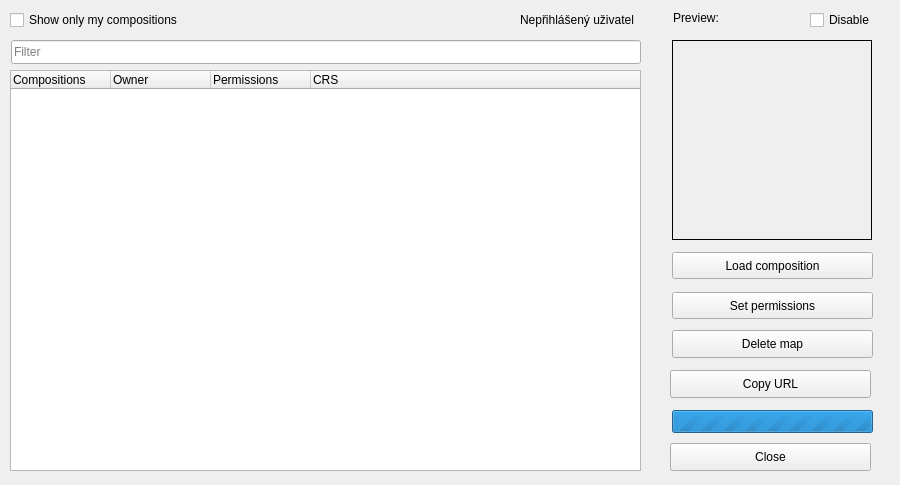
LESPROJEKT/qgis-layman-plugin, file dlg_addMap.ui: the form before one commit.
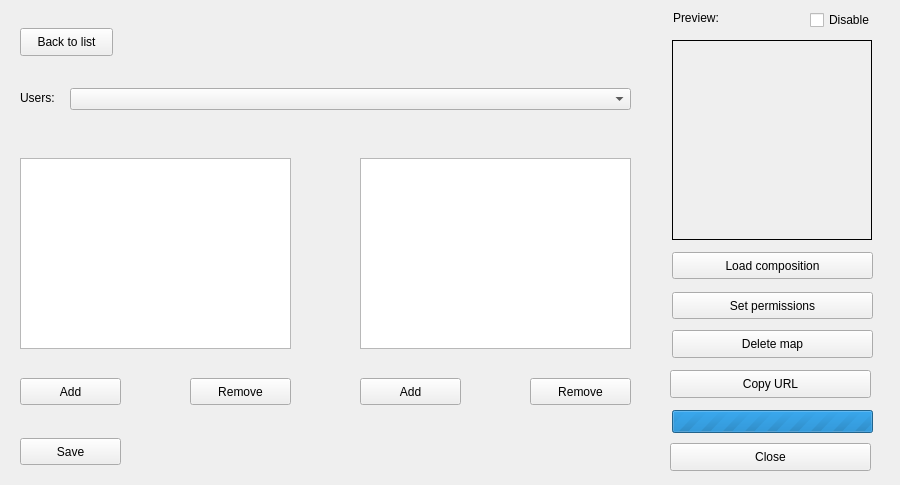
The form after the commit. The open tabs and pages were chosen to show the change. Icons and pictures are not drawn. Custom widgets are drawn as their Qt base class.

Commit message: form load maps

What changed in the file:
```diff
--- a/dlg_addMap.ui
+++ b/dlg_addMap.ui
@@ -244,8 +244,154 @@
    <property name="currentIndex">
     <number>1</number>
    </property>
-   <widget class="QWidget" name="page"/>
-   <widget class="QWidget" name="page_2">
+   <widget class="QWidget" name="page2">
+    <widget class="QPushButton" name="pushButton_addRead">
+     <property name="geometry">
+      <rect>
+       <x>10</x>
+       <y>368</y>
+       <width>101</width>
+       <height>27</height>
+      </rect>
+     </property>
+     <property name="text">
+      <string>Add</string>
+     </property>
+     <property name="icon">
+      <iconset>
+       <normaloff>icons/add.png</normaloff>icons/add.png</iconset>
+     </property>
+    </widget>
+    <widget class="QPushButton" name="pushButton_addWrite">
+     <property name="geometry">
+      <rect>
+       <x>350</x>
+       <y>368</y>
+       <width>101</width>
+       <height>27</height>
+      </rect>
+     </property>
+     <property name="text">
+      <string>Add</string>
+     </property>
+     <property name="icon">
+      <iconset>
+       <normaloff>icons/add.png</normaloff>icons/add.png</iconset>
+     </property>
+    </widget>
+    <widget class="QListWidget" name="listWidget_read">
+     <property name="geometry">
+      <rect>
+       <x>10</x>
+       <y>148</y>
+       <width>271</width>
+       <height>191</height>
+      </rect>
+     </property>
+    </widget>
+    <widget class="QComboBox" name="comboBox_users">
+     <property name="geometry">
+      <rect>
+       <x>60</x>
+       <y>78</y>
+       <width>561</width>
+       <height>22</height>
+      </rect>
+     </property>
+    </widget>
+    <widget class="QPushButton" name="pushButton_back">
+     <property name="geometry">
+      <rect>
+       <x>10</x>
+       <y>18</y>
+       <width>93</width>
+       <height>28</height>
+      </rect>
+     </property>
+     <property name="text">
+      <string>Back to list</string>
+     </property>
+     <property name="icon">
+      <iconset>
+       <normaloff>icons/back.png</normaloff>icons/back.png</iconset>
+     </property>
+    </widget>
+    <widget class="QListWidget" name="listWidget_write">
+     <property name="geometry">
+      <rect>
+       <x>350</x>
+       <y>148</y>
+       <width>271</width>
+       <height>191</height>
+      </rect>
+     </property>
+    </widget>
+    <widget class="QPushButton" name="pushButton_removeRead">
+     <property name="geometry">
+      <rect>
+       <x>180</x>
+       <y>368</y>
+       <width>101</width>
+       <height>27</height>
+      </rect>
+     </property>
+     <property name="text">
+      <string>Remove</string>
+     </property>
+     <property name="icon">
+      <iconset>
+       <normaloff>icons/delete_FILL0_wght500_GRAD0_opsz24.png</normaloff>icons/delete_FILL0_wght500_GRAD0_opsz24.png</iconset>
+     </property>
+    </widget>
+    <widget class="QPushButton" name="pushButton_removeWrite">
+     <property name="geometry">
+      <rect>
+       <x>520</x>
+       <y>368</y>
+       <width>101</width>
+       <height>27</height>
+      </rect>
+     </property>
+     <property name="text">
+      <string>Remove</string>
+     </property>
+     <property name="icon">
+      <iconset>
+       <normaloff>icons/delete_FILL0_wght500_GRAD0_opsz24.png</normaloff>icons/delete_FILL0_wght500_GRAD0_opsz24.png</iconset>
+     </property>
+    </widget>
+    <widget class="QPushButton" name="pushButton_save">
+     <property name="geometry">
+      <rect>
+       <x>10</x>
+       <y>428</y>
+       <width>101</width>
+       <height>27</height>
+      </rect>
+     </property>
+     <property name="text">
+      <string>Save</string>
+     </property>
+     <property name="icon">
+      <iconset>
+       <normaloff>icons/save_ico.png</normaloff>icons/save_ico.png</iconset>
+     </property>
+    </widget>
+    <widget class="QLabel" name="label">
+     <property name="geometry">
+      <rect>
+       <x>10</x>
+       <y>80</y>
+       <width>55</width>
+       <height>16</height>
+      </rect>
+     </property>
+     <property name="text">
+      <string>Users:</string>
+     </property>
+    </widget>
+   </widget>
+   <widget class="QWidget" name="page1">
     <widget class="QTreeWidget" name="treeWidget">
      <property name="geometry">
       <rect>
```
The commit also changes 3 other files.
